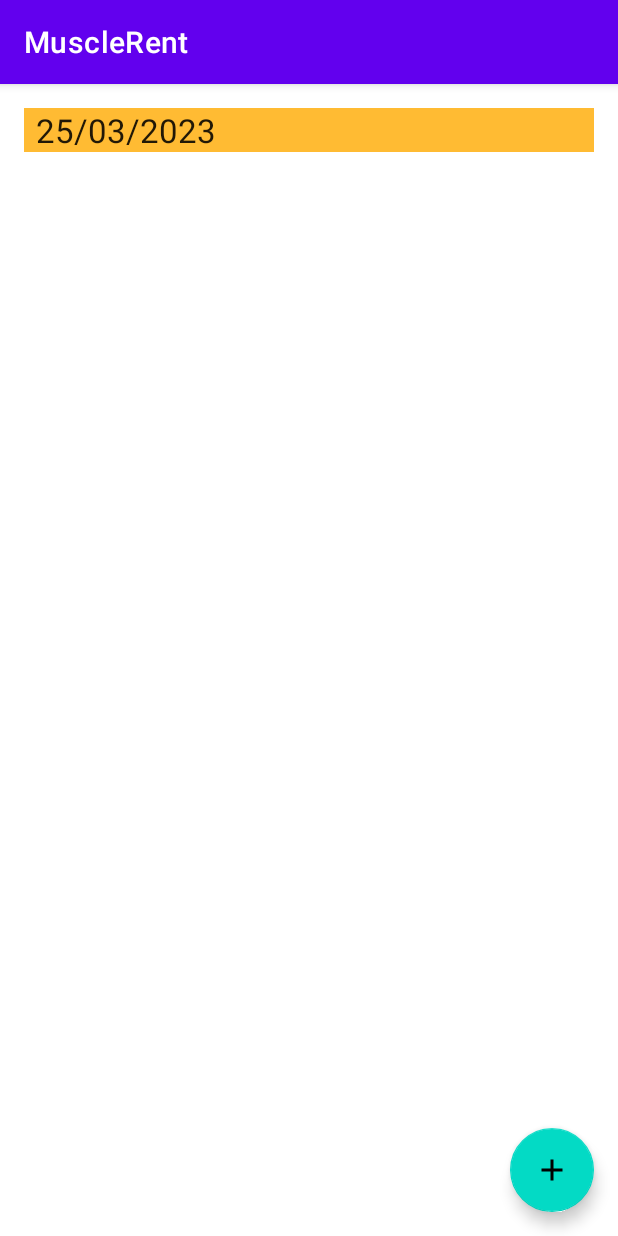
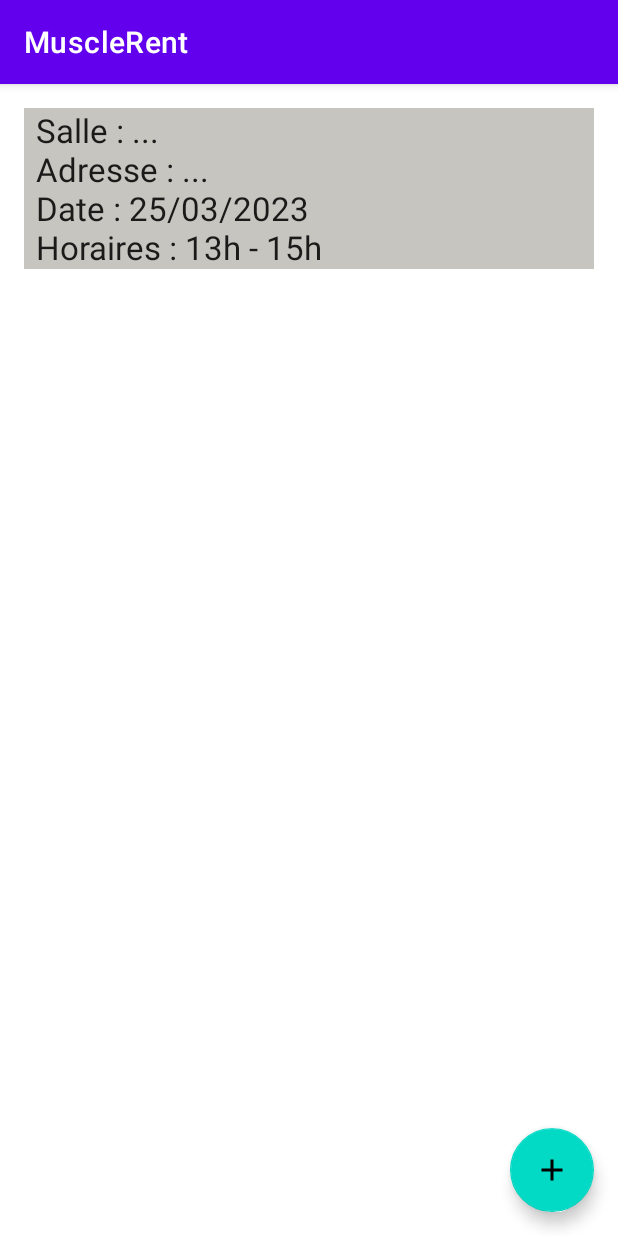
Before and after one commit to ECN-info-MEDEV/tp-devmo-canal_conraux_devmo, an Android app: the screen it shows after launch (MainActivity), on a phone screen of 412 x 824 dp. Run offline under Robolectric (Android 15) with nearby library versions, the phone set to English and light mode, and no system bars; our stand-ins replace Room's generated code.

Commit message:
Cosmetique informations reservation

```diff
--- a/app/src/main/java/com/example/musclerent/ReservationListAdapter.java
+++ b/app/src/main/java/com/example/musclerent/ReservationListAdapter.java
@@ -20,7 +20,8 @@ public class ReservationListAdapter extends ListAdapter<Reservation, Reservation
     @Override
     public void onBindViewHolder(ReservationViewHolder holder, int position) {
         Reservation current = getItem(position);
-        holder.bind(current.getDate());
+        String bindingText = "Salle : ... \n" + "Adresse : ... \n" + "Date : " + current.getDate() + "\n" + "Horaires : " + current.getHoraireDebut() + " - " + current.getHoraireFin();
+        holder.bind(bindingText);
     }
 
     static class ReservationDiff extends DiffUtil.ItemCallback<Reservation> {
--- a/app/src/main/java/com/example/musclerent/ReservationViewModel.java
+++ b/app/src/main/java/com/example/musclerent/ReservationViewModel.java
@@ -13,10 +13,15 @@ public class ReservationViewModel extends AndroidViewModel {
 
     private final LiveData<List<Reservation>> mAllReservations;
 
+    private SalleRepository mSalleRepository;
+    private final LiveData<List<Salle>> mAllSalles;
+
     public ReservationViewModel(Application application) {
         super(application);
         mRepository = new ReservationRepository(application);
         mAllReservations = mRepository.getAllReservations();
+        mSalleRepository = new SalleRepository(application);
+        mAllSalles = mSalleRepository.getAllSalles();
     }
 
     LiveData<List<Reservation>> getAllReservations() { return mAllReservations; }
--- a/app/src/main/res/layout/recyclerview_item.xml
+++ b/app/src/main/res/layout/recyclerview_item.xml
@@ -8,6 +8,5 @@
         android:id="@+id/textView"
         style="@style/muscle_title"
         android:layout_width="match_parent"
-        android:layout_height="wrap_content"
-        android:background="@android:color/holo_orange_light" />
+        android:layout_height="wrap_content" />
 </LinearLayout>
--- a/app/src/main/res/values/colors.xml
+++ b/app/src/main/res/values/colors.xml
@@ -8,9 +8,9 @@
     <color name="black">#FF000000</color>
     <color name="white">#FFFFFFFF</color>
 
-    <color name="colorPrimary">#3F51B5</color>
-    <color name="colorPrimaryDark">#303F9F</color>
-    <color name="colorAccent">#FF4081</color>
+    <color name="colorPrimary">#0B1D85</color>
+    <color name="colorPrimaryDark">#000629</color>
+    <color name="colorAccent">#784154</color>
     <color name="buttonLabel">#FFFFFF</color>
 
 
--- a/app/src/main/res/values/styles.xml
+++ b/app/src/main/res/values/styles.xml
@@ -17,7 +17,7 @@
         <item name="android:layout_width">match_parent</item>
         <item name="android:layout_marginBottom">8dp</item>
         <item name="android:paddingLeft">8dp</item>
-        <item name="android:background">@android:color/holo_orange_light</item>
+        <item name="android:background">#C7C5C0</item>
         <item name="android:textAppearance">@android:style/TextAppearance.Large</item>
     </style>
 </resources>
```
